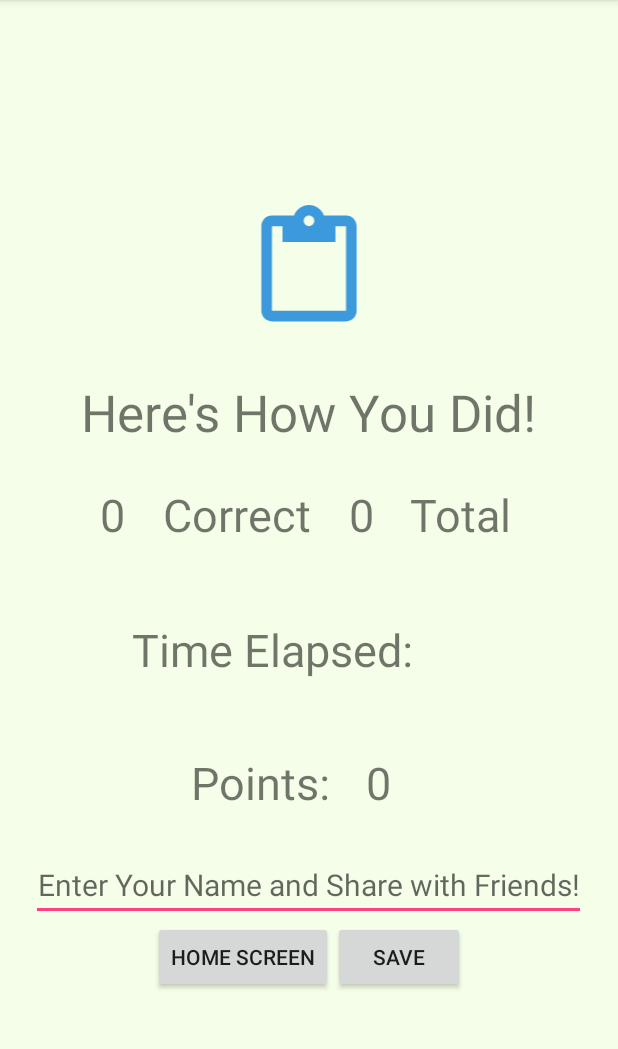
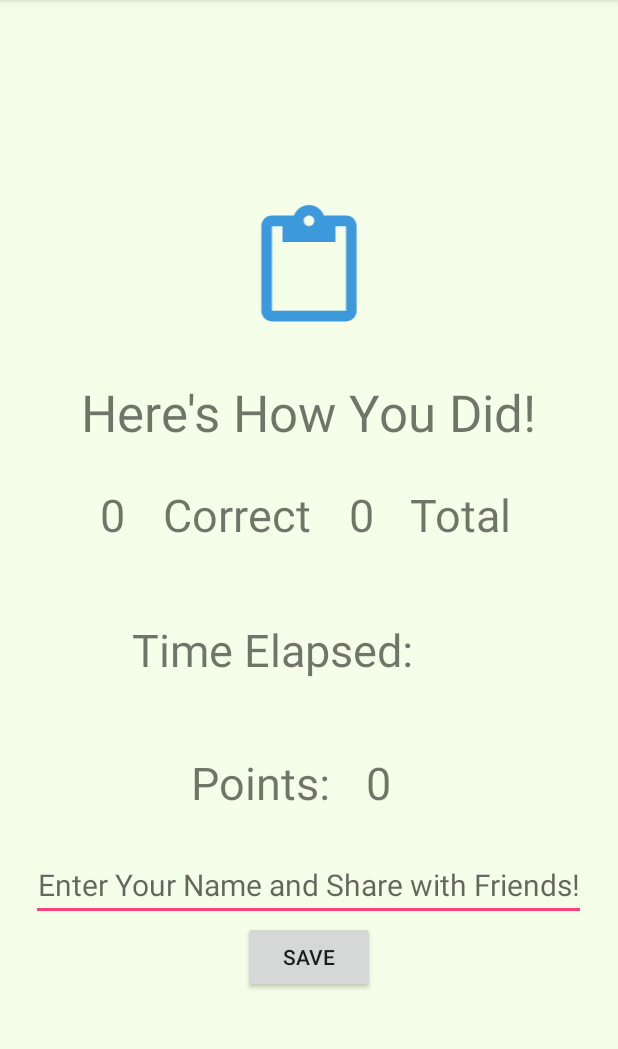
Before and after one commit to Eli-Drew/Revised567Project, an Android app: the ScoreActivity screen opened directly, with no data from a screen before it, on a phone screen of 412 x 824 dp, the part 84-1133 px from its top. Run offline under Robolectric (Android 15) with nearby library versions, the phone set to English and light mode, and no system bars.

Commit message:
got rid of the home button on the score activity

```diff
--- a/app/src/main/java/com/eli/android/revised567project/ScoreActivity.kt
+++ b/app/src/main/java/com/eli/android/revised567project/ScoreActivity.kt
@@ -21,7 +21,6 @@ const val USERNAME = "user's input name"
 
 class ScoreActivity : AppCompatActivity() {
 
-    private lateinit var homeButton: Button
     private lateinit var correctView: TextView
     private lateinit var possibleView: TextView
     private lateinit var timeView: TextView
@@ -42,7 +41,6 @@ class ScoreActivity : AppCompatActivity() {
         possibleView = findViewById(R.id.possible_text_view)
         pointsView = findViewById(R.id.score_points_text_view)
         timeView = findViewById(R.id.timer_text_view)
-        homeButton = findViewById(R.id.score_return_home)
         userNameView = findViewById(R.id.score_input_username)
         saveButton = findViewById(R.id.score_save_button)
 
@@ -61,19 +59,9 @@ class ScoreActivity : AppCompatActivity() {
         pointsView.text = totalPoints.toString()
         timeView.text = timeElapsed
 
-        homeButton.setOnClickListener {
-            val homeIntent = Intent(this, MainActivity::class.java)
-//            val name = findViewById<EditText>(R.id.score_input_username)
-//            val nameString = name.toString()
-//            homeIntent.putExtra(POINTS_POSSIBLE, pointsPossible)
-//            homeIntent.putExtra(POINTS_CORRECT, answersCorrect)
-//            homeIntent.putExtra(TIME_TAKEN, timeElapsed)
-//            homeIntent.putExtra(TOTAL_SCORE, totalPoints)
-//            homeIntent.putExtra(USERNAME, nameString)
-            startActivity(homeIntent)
-        } // end of homeButton listener
 
         saveButton.setOnClickListener {
+            val homeIntent = Intent(this, MainActivity::class.java)
             val score = UserScore()
             score.time = timeElapsed
             score.totalPoints = totalPoints
@@ -81,6 +69,7 @@ class ScoreActivity : AppCompatActivity() {
             val inputUserNameString = inputUserName.text.toString()
             score.userName = inputUserNameString
             scoresListViewModel.saveUserScore(score)
+            startActivity(homeIntent)
         }
 
     } // end of onCreate()
--- a/app/src/main/res/layout/score_layout.xml
+++ b/app/src/main/res/layout/score_layout.xml
@@ -124,11 +124,6 @@
         android:layout_height="wrap_content"
         android:orientation="horizontal">
 
-        <Button
-            android:id="@+id/score_return_home"
-            android:layout_width="wrap_content"
-            android:layout_height="wrap_content"
-            android:text="@string/return_home" />
 
         <Button
             android:layout_width="wrap_content"
```
